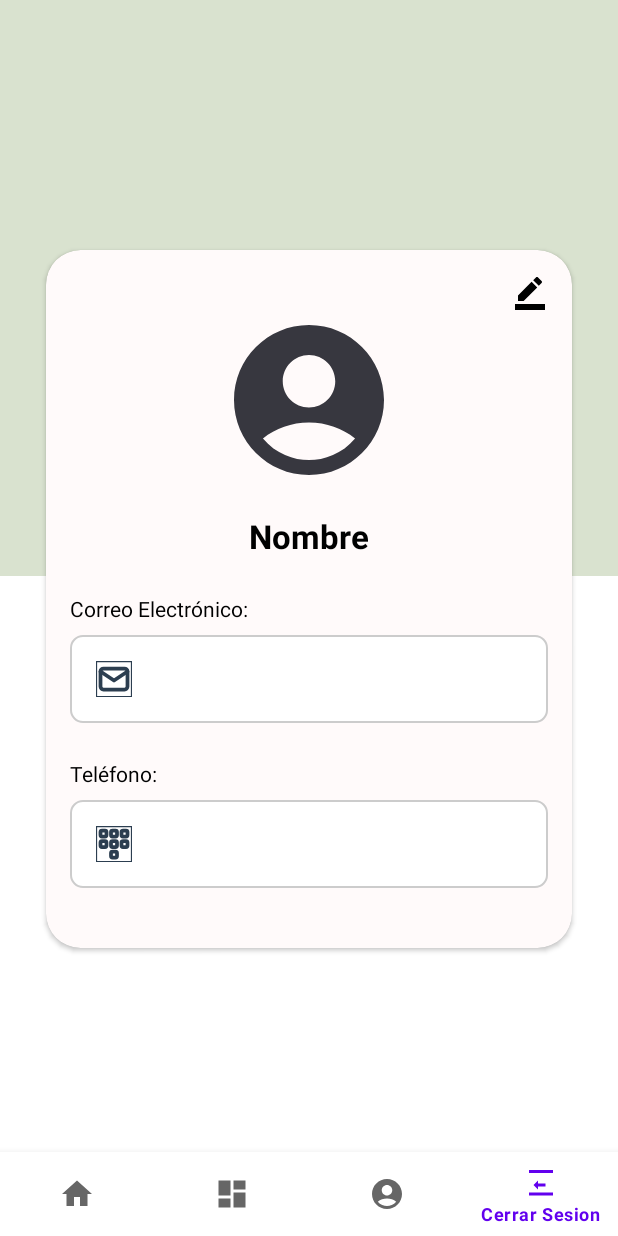
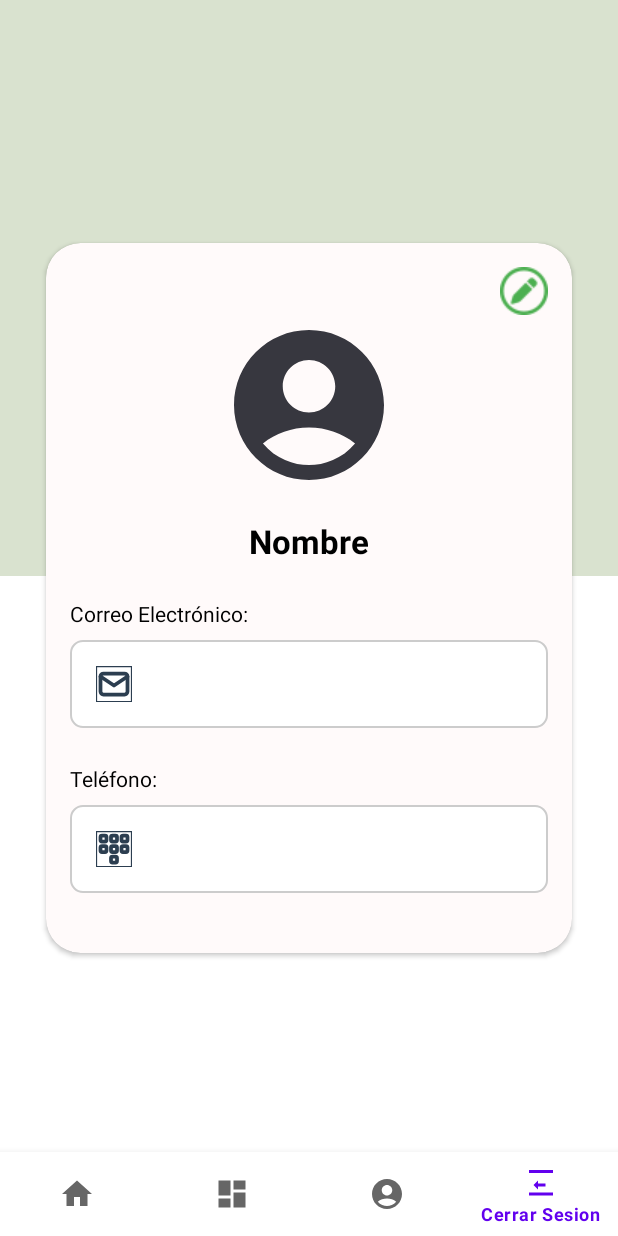
Before and after one commit to Edinson2005/AgroemprendeVersion-new, an Android app: the PerfilFragment screen opened through its navigation route, on a phone screen of 412 x 824 dp. Run offline under Robolectric (Android 15) with nearby library versions, the phone set to English and light mode, and no system bars; our stand-ins replace navigation-ui; libraries missing offline, so code that uses them is left out: com.github.mikephil.charting; 2 statements that could not run were skipped.

Commit message:
perfil actualizado

```diff
--- a/app/src/main/res/layout/fragment_perfil.xml
+++ b/app/src/main/res/layout/fragment_perfil.xml
@@ -57,7 +57,7 @@
                         android:layout_height="wrap_content"
                         android:layout_gravity="end"
                         android:background="@android:color/transparent"
-                        app:srcCompat="@drawable/editar" />
+                        app:srcCompat="@drawable/imagen32" />
 
                     <!-- Imagen de perfil -->
                     <ImageView
```
Also changed, not shown: app/src/main/res/drawable/imagen32.png (added).
